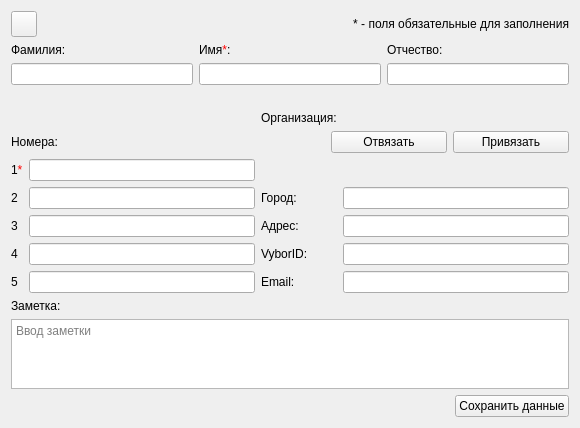
Qt form EditContactDialog.ui (okostynchuk/Outcall) before a commit.
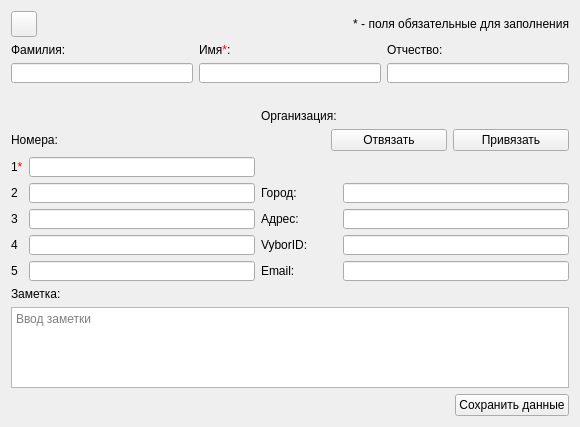
The same form after that commit. Icons and pictures are not drawn.

Commit message: fixed lineEdit resizing when SaveButon is pressed

Patch:
```diff
--- a/EditContactDialog.ui
+++ b/EditContactDialog.ui
@@ -88,7 +88,7 @@
            <property name="minimumSize">
             <size>
              <width>160</width>
-             <height>0</height>
+             <height>20</height>
             </size>
            </property>
            <property name="focusPolicy">
@@ -160,7 +160,7 @@
            <property name="minimumSize">
             <size>
              <width>160</width>
-             <height>0</height>
+             <height>20</height>
             </size>
            </property>
            <property name="focusPolicy">
@@ -302,6 +302,12 @@
      </item>
      <item row="2" column="1">
       <widget class="QLineEdit" name="firstNumber">
+       <property name="minimumSize">
+        <size>
+         <width>0</width>
+         <height>20</height>
+        </size>
+       </property>
        <property name="focusPolicy">
         <enum>Qt::StrongFocus</enum>
        </property>
@@ -316,6 +322,12 @@
      </item>
      <item row="3" column="1">
       <widget class="QLineEdit" name="secondNumber">
+       <property name="minimumSize">
+        <size>
+         <width>0</width>
+         <height>20</height>
+        </size>
+       </property>
        <property name="focusPolicy">
         <enum>Qt::StrongFocus</enum>
        </property>
@@ -336,6 +348,12 @@
      </item>
      <item row="3" column="3">
       <widget class="QLineEdit" name="city">
+       <property name="minimumSize">
+        <size>
+         <width>0</width>
+         <height>20</height>
+        </size>
+       </property>
        <property name="focusPolicy">
         <enum>Qt::StrongFocus</enum>
        </property>
@@ -350,6 +368,12 @@
      </item>
      <item row="4" column="1">
       <widget class="QLineEdit" name="thirdNumber">
+       <property name="minimumSize">
+        <size>
+         <width>0</width>
+         <height>20</height>
+        </size>
+       </property>
        <property name="focusPolicy">
         <enum>Qt::StrongFocus</enum>
        </property>
@@ -367,6 +391,12 @@
      </item>
      <item row="4" column="3">
       <widget class="QLineEdit" name="address">
+       <property name="minimumSize">
+        <size>
+         <width>0</width>
+         <height>20</height>
+        </size>
+       </property>
        <property name="focusPolicy">
         <enum>Qt::StrongFocus</enum>
        </property>
@@ -381,6 +411,12 @@
      </item>
      <item row="5" column="1">
       <widget class="QLineEdit" name="fourthNumber">
+       <property name="minimumSize">
+        <size>
+         <width>0</width>
+         <height>20</height>
+        </size>
+       </property>
        <property name="focusPolicy">
         <enum>Qt::StrongFocus</enum>
        </property>
@@ -398,6 +434,12 @@
      </item>
      <item row="5" column="3">
       <widget class="QLineEdit" name="vyborId">
+       <property name="minimumSize">
+        <size>
+         <width>0</width>
+         <height>20</height>
+        </size>
+       </property>
        <property name="focusPolicy">
         <enum>Qt::StrongFocus</enum>
        </property>
@@ -412,6 +454,12 @@
      </item>
      <item row="6" column="1">
       <widget class="QLineEdit" name="fifthNumber">
+       <property name="minimumSize">
+        <size>
+         <width>0</width>
+         <height>20</height>
+        </size>
+       </property>
        <property name="focusPolicy">
         <enum>Qt::StrongFocus</enum>
        </property>
@@ -429,6 +477,12 @@
      </item>
      <item row="6" column="3">
       <widget class="QLineEdit" name="email">
+       <property name="minimumSize">
+        <size>
+         <width>0</width>
+         <height>20</height>
+        </size>
+       </property>
        <property name="focusPolicy">
         <enum>Qt::StrongFocus</enum>
        </property>
```
The commit also changes 3 other files.
